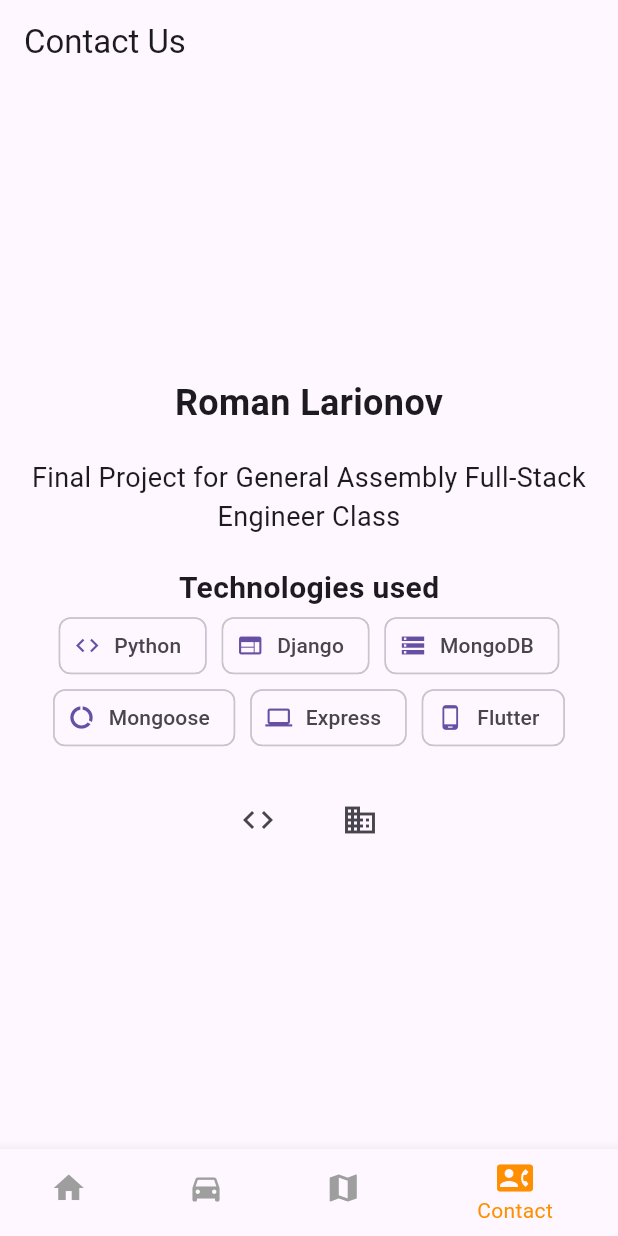
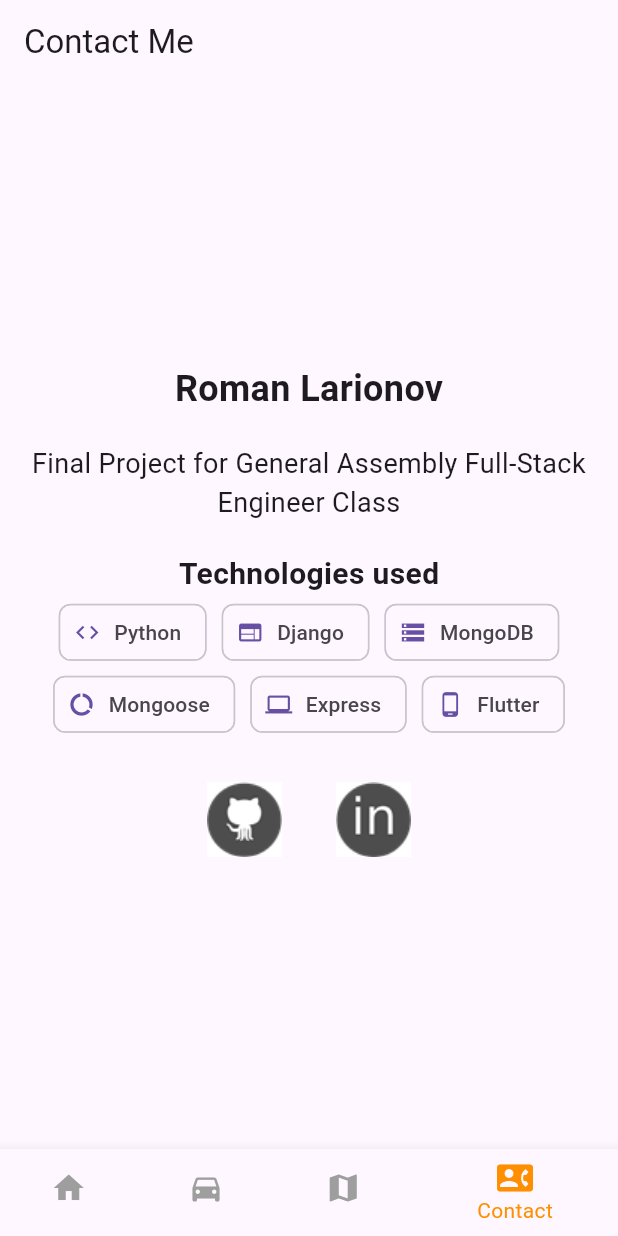
Before and after one commit to rocknrome/Car-Club-RnR-Flutter, a Flutter app: the screen it shows after launch, item 4 of the bottom bar chosen, on a phone screen of 412 x 824 dp. Run offline on Flutter 3.47's test engine with Material 3 defaults, Android fonts, the phone set to English and light mode, and no system bars; our stand-ins replace animated_splash_screen, firebase_auth; accounts and stored records are empty; network calls fail.

Commit message:
contact page implemented

```diff
--- a/lib/screens/contact_page.dart
+++ b/lib/screens/contact_page.dart
@@ -13,7 +13,7 @@ class ContactPage extends StatelessWidget {
   Widget build(BuildContext context) {
     return Scaffold(
       appBar: AppBar(
-        title: Text("Contact Us"),
+        title: Text("Contact Me"),
       ),
       body: Center(
         child: Padding(
@@ -71,13 +71,15 @@ class ContactPage extends StatelessWidget {
                 mainAxisAlignment: MainAxisAlignment.center,
                 children: [
                   IconButton(
-                    icon: Icon(Icons.code), // Icon suggestive of GitHub
+                    icon: Image.asset('assets/git-logo.png'),
+                    iconSize: 40,
                     onPressed: () => _launchURL('https://github.com/rocknrome'),
                     tooltip: 'GitHub',
                   ),
                   SizedBox(width: 20),
                   IconButton(
-                    icon: Icon(Icons.business), // Icon suggestive of LinkedIn
+                    icon: Image.asset('assets/li-logo.png'),
+                    iconSize: 40,
                     onPressed: () => _launchURL(
                         'https://www.linkedin.com/in/romanlarionov/'),
                     tooltip: 'LinkedIn',
--- a/pubspec.yaml
+++ b/pubspec.yaml
@@ -28,3 +28,5 @@ flutter:
   uses-material-design: true
   assets:
     - assets/mercedes_green.png
+    - assets/git-logo.png
+    - assets/li-logo.png
```
Also changed, not shown: assets/git-logo.png (added), assets/li-logo.png (added).
